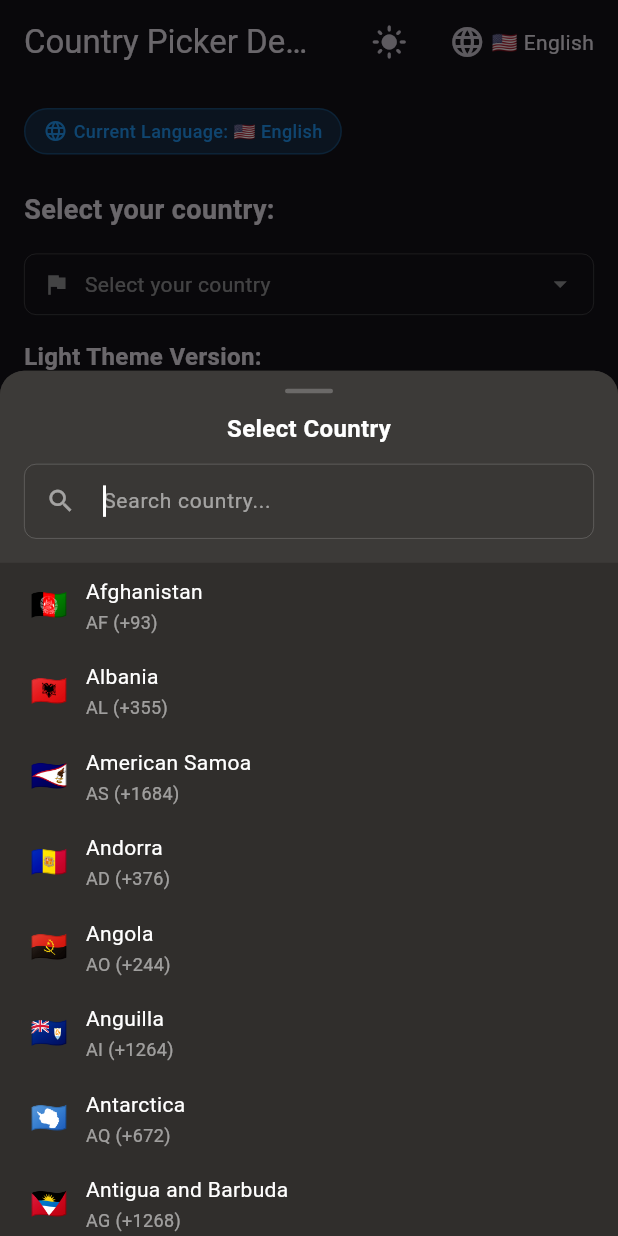
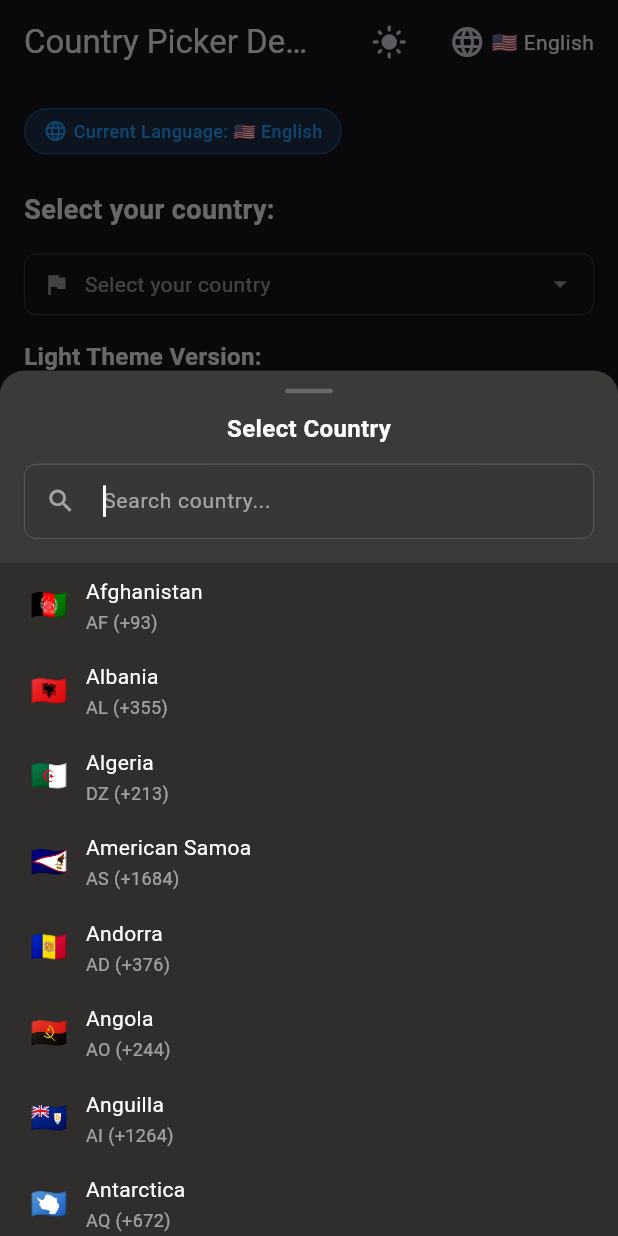
Before and after one commit to stanislavworldin/search, a Flutter app: the screen it shows after launch, after a tap on "Select your country", on a phone screen of 412 x 824 dp. Run offline on Flutter 3.47's test engine with Material 3 defaults, Android fonts, the phone set to English and light mode, and no system bars.

Commit message:
feat: add 7 missing countries and update to 252 countries (ISO 3166-1 compliant)
- Added 7 new countries: BQ, BV, DZ, MF, MQ, MU, SN
- Updated country count from 245 to 252 countries
- Full synchronization across all 19 language files
- Complete ISO 3166-1 standard compliance
- Updated documentation with official standard reference
- All translations for new countries in all 19 languages

```diff
--- a/lib/src/flutter_country_picker/country_data.dart
+++ b/lib/src/flutter_country_picker/country_data.dart
@@ -78,9 +78,11 @@ class CountryData {
     Country(code: 'BM', flag: '🇧🇲', phoneCode: '+1441'),
     Country(code: 'BN', flag: '🇧🇳', phoneCode: '+673'),
     Country(code: 'BO', flag: '🇧🇴', phoneCode: '+591'),
+    Country(code: 'BQ', flag: '🇧🇶', phoneCode: '+599'),
     Country(code: 'BR', flag: '🇧🇷', phoneCode: '+55'),
     Country(code: 'BS', flag: '🇧🇸', phoneCode: '+1242'),
     Country(code: 'BT', flag: '🇧🇹', phoneCode: '+975'),
+    Country(code: 'BV', flag: '🇧🇻', phoneCode: '+47'),
     Country(code: 'BW', flag: '🇧🇼', phoneCode: '+267'),
     Country(code: 'BY', flag: '🇧🇾', phoneCode: '+375'),
     Country(code: 'BZ', flag: '🇧🇿', phoneCode: '+501'),
@@ -108,6 +110,7 @@ class CountryData {
     Country(code: 'DK', flag: '🇩🇰', phoneCode: '+45'),
     Country(code: 'DM', flag: '🇩🇲', phoneCode: '+1767'),
     Country(code: 'DO', flag: '🇩🇴', phoneCode: '+1809'),
+    Country(code: 'DZ', flag: '🇩🇿', phoneCode: '+213'),
     Country(code: 'EC', flag: '🇪🇨', phoneCode: '+593'),
     Country(code: 'EE', flag: '🇪🇪', phoneCode: '+372'),
     Country(code: 'EG', flag: '🇪🇬', phoneCode: '+20'),
@@ -186,6 +189,7 @@ class CountryData {
     Country(code: 'MC', flag: '🇲🇨', phoneCode: '+377'),
     Country(code: 'MD', flag: '🇲🇩', phoneCode: '+373'),
     Country(code: 'ME', flag: '🇲🇪', phoneCode: '+382'),
+    Country(code: 'MF', flag: '🇲🇫', phoneCode: '+590'),
     Country(code: 'MG', flag: '🇲🇬', phoneCode: '+261'),
     Country(code: 'MH', flag: '🇲🇭', phoneCode: '+692'),
     Country(code: 'MK', flag: '🇲🇰', phoneCode: '+389'),
@@ -194,9 +198,11 @@ class CountryData {
     Country(code: 'MN', flag: '🇲🇳', phoneCode: '+976'),
     Country(code: 'MO', flag: '🇲🇴', phoneCode: '+853'),
     Country(code: 'MP', flag: '🇲🇵', phoneCode: '+1670'),
+    Country(code: 'MQ', flag: '🇲🇶', phoneCode: '+596'),
     Country(code: 'MR', flag: '🇲🇷', phoneCode: '+222'),
     Country(code: 'MS', flag: '🇲🇸', phoneCode: '+1664'),
     Country(code: 'MT', flag: '🇲🇹', phoneCode: '+356'),
+    Country(code: 'MU', flag: '🇲🇺', phoneCode: '+230'),
     Country(code: 'MV', flag: '🇲🇻', phoneCode: '+960'),
     Country(code: 'MW', flag: '🇲🇼', phoneCode: '+265'),
     Country(code: 'MX', flag: '🇲🇽', phoneCode: '+52'),
@@ -247,6 +253,7 @@ class CountryData {
     Country(code: 'SK', flag: '🇸🇰', phoneCode: '+421'),
     Country(code: 'SL', flag: '🇸🇱', phoneCode: '+232'),
     Country(code: 'SM', flag: '🇸🇲', phoneCode: '+378'),
+    Country(code: 'SN', flag: '🇸🇳', phoneCode: '+221'),
     Country(code: 'SO', flag: '🇸🇴', phoneCode: '+252'),
     Country(code: 'SR', flag: '🇸🇷', phoneCode: '+597'),
     Country(code: 'SS', flag: '🇸🇸', phoneCode: '+211'),
```
Also changed, not shown: example/pubspec.lock, 2 other files.
